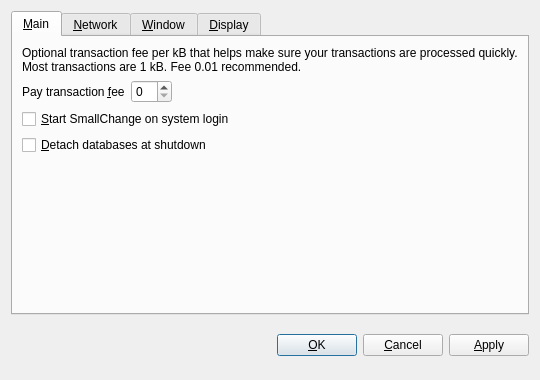
Qt form src/qt/forms/optionsdialog.ui (hendercoin/hendercoin) before a commit.
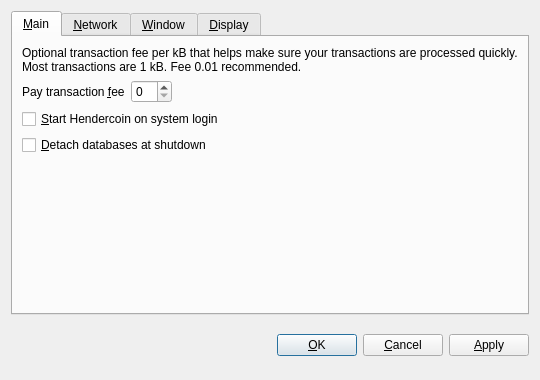
The same form after that commit. The open tabs and pages were chosen to show the change. Custom widgets are drawn as their Qt base class.

```diff
--- a/src/qt/forms/optionsdialog.ui
+++ b/src/qt/forms/optionsdialog.ui
@@ -82,7 +82,7 @@
           <string>Automatically start SmallChange after logging in to the system.</string>
          </property>
          <property name="text">
-          <string>&amp;Start SmallChange on system login</string>
+          <string>&amp;Start Hendercoin on system login</string>
          </property>
         </widget>
        </item>
```
Left out of the diff: 10 changed lines with no effect on the pictures.
